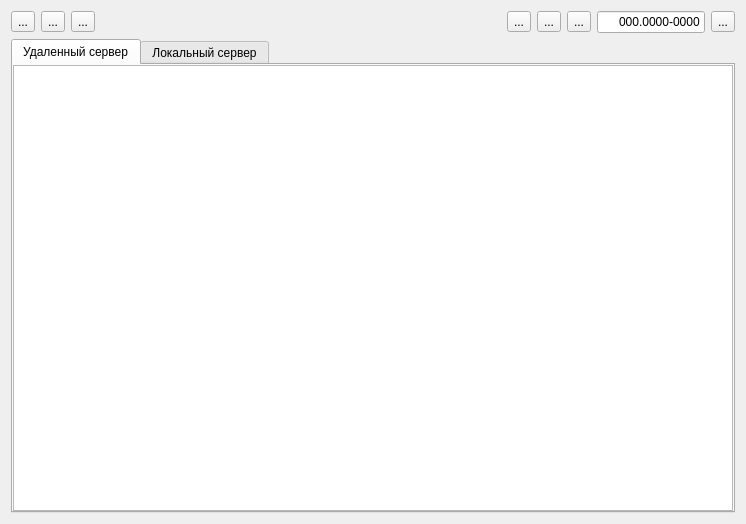
Old version of the form usonicapp/forms/table.ui in the repository Kneshal/usonicApp.
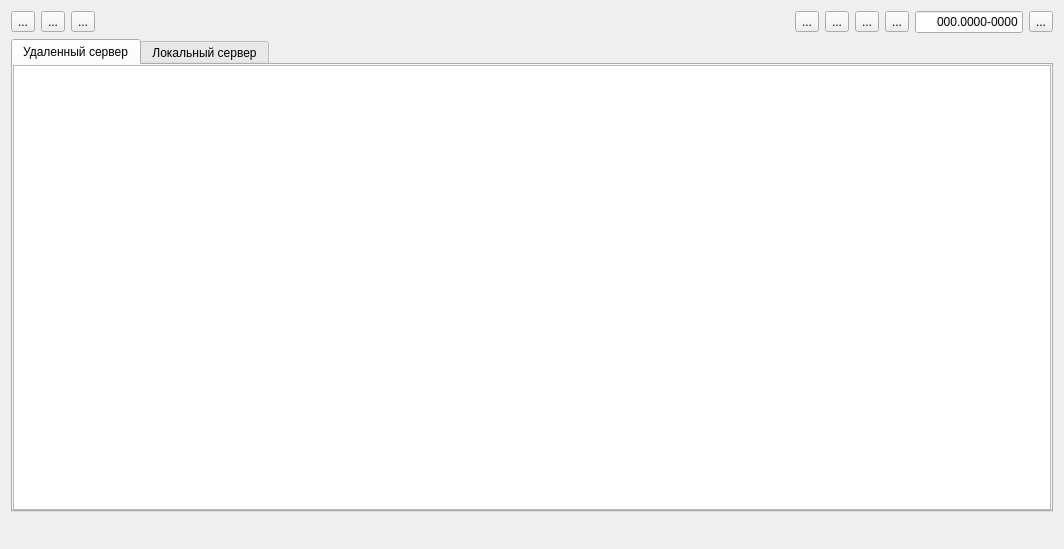
New version of the form.

```diff
--- a/usonicapp/forms/table.ui
+++ b/usonicapp/forms/table.ui
@@ -6,8 +6,8 @@
    <rect>
     <x>0</x>
     <y>0</y>
-    <width>746</width>
-    <height>524</height>
+    <width>1064</width>
+    <height>549</height>
    </rect>
   </property>
   <property name="windowTitle">
@@ -98,6 +98,28 @@
        </property>
       </spacer>
      </item>
+     <item>
+      <widget class="QToolButton" name="groupedit_button">
+       <property name="minimumSize">
+        <size>
+         <width>20</width>
+         <height>20</height>
+        </size>
+       </property>
+       <property name="toolTip">
+        <string>Массовое редактирование записей</string>
+       </property>
+       <property name="text">
+        <string>...</string>
+       </property>
+       <property name="iconSize">
+        <size>
+         <width>20</width>
+         <height>20</height>
+        </size>
+       </property>
+      </widget>
+     </item>
      <item>
       <widget class="QToolButton" name="temp_button">
        <property name="minimumSize">
@@ -182,7 +204,7 @@
         <string>Заводской номер</string>
        </property>
        <property name="inputMask">
-        <string>000.0000-0000</string>
+        <string/>
        </property>
        <property name="text">
         <string>000.0000-0000</string>
@@ -338,6 +360,30 @@
      </widget>
     </widget>
    </item>
+   <item>
+    <layout class="QHBoxLayout" name="horizontalLayout_3">
+     <item>
+      <spacer name="horizontalSpacer_2">
+       <property name="orientation">
+        <enum>Qt::Horizontal</enum>
+       </property>
+       <property name="sizeHint" stdset="0">
+        <size>
+         <width>40</width>
+         <height>20</height>
+        </size>
+       </property>
+      </spacer>
+     </item>
+     <item>
+      <widget class="QLabel" name="count_label">
+       <property name="text">
+        <string/>
+       </property>
+      </widget>
+     </item>
+    </layout>
+   </item>
   </layout>
  </widget>
  <resources/>
```
